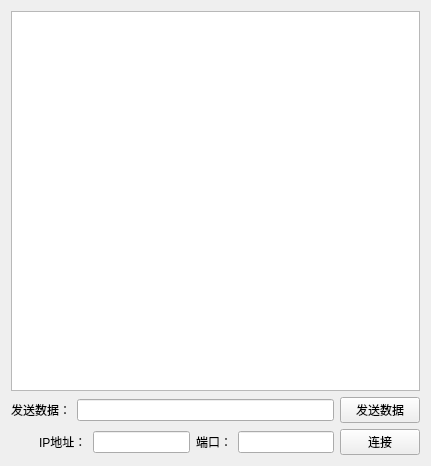
Qt form myTcpClient/mainwindow.ui (dushibaiyu/QtTcpThreadServer) before a commit.
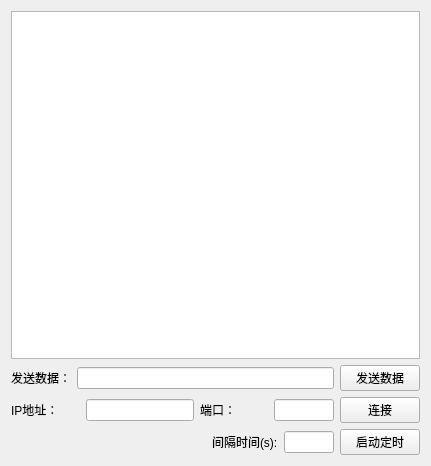
The same form after that commit.

```diff
--- a/myTcpClient/mainwindow.ui
+++ b/myTcpClient/mainwindow.ui
@@ -19,7 +19,7 @@
      <widget class="QTextEdit" name="textEdit"/>
     </item>
     <item>
-     <layout class="QHBoxLayout" name="horizontalLayout_2">
+     <layout class="QHBoxLayout" name="horizontalLayout">
       <item>
        <widget class="QLabel" name="label">
         <property name="text">
@@ -40,20 +40,7 @@
      </layout>
     </item>
     <item>
-     <layout class="QHBoxLayout" name="horizontalLayout">
-      <item>
-       <spacer name="horizontalSpacer">
-        <property name="orientation">
-         <enum>Qt::Horizontal</enum>
-        </property>
-        <property name="sizeHint" stdset="0">
-         <size>
-          <width>40</width>
-          <height>20</height>
-         </size>
-        </property>
-       </spacer>
-      </item>
+     <layout class="QHBoxLayout" name="horizontalLayout_2">
       <item>
        <widget class="QLabel" name="label_2">
         <property name="text">
@@ -84,11 +71,23 @@
       <item>
        <widget class="QLineEdit" name="txtPort">
         <property name="sizePolicy">
-         <sizepolicy hsizetype="Preferred" vsizetype="Fixed">
+         <sizepolicy hsizetype="Ignored" vsizetype="Fixed">
           <horstretch>0</horstretch>
           <verstretch>0</verstretch>
          </sizepolicy>
         </property>
+        <property name="minimumSize">
+         <size>
+          <width>60</width>
+          <height>0</height>
+         </size>
+        </property>
+        <property name="maximumSize">
+         <size>
+          <width>60</width>
+          <height>16777215</height>
+         </size>
+        </property>
        </widget>
       </item>
       <item>
@@ -100,6 +99,59 @@
       </item>
      </layout>
     </item>
+    <item>
+     <layout class="QHBoxLayout" name="horizontalLayout_3">
+      <item>
+       <spacer name="horizontalSpacer">
+        <property name="orientation">
+         <enum>Qt::Horizontal</enum>
+        </property>
+        <property name="sizeHint" stdset="0">
+         <size>
+          <width>188</width>
+          <height>18</height>
+         </size>
+        </property>
+       </spacer>
+      </item>
+      <item>
+       <widget class="QLabel" name="label_4">
+        <property name="text">
+         <string>间隔时间(s):</string>
+        </property>
+       </widget>
+      </item>
+      <item>
+       <widget class="QLineEdit" name="lineEdit">
+        <property name="sizePolicy">
+         <sizepolicy hsizetype="Ignored" vsizetype="Fixed">
+          <horstretch>50</horstretch>
+          <verstretch>20</verstretch>
+         </sizepolicy>
+        </property>
+        <property name="minimumSize">
+         <size>
+          <width>50</width>
+          <height>0</height>
+         </size>
+        </property>
+        <property name="maximumSize">
+         <size>
+          <width>50</width>
+          <height>16777215</height>
+         </size>
+        </property>
+       </widget>
+      </item>
+      <item>
+       <widget class="QPushButton" name="timeBut">
+        <property name="text">
+         <string>启动定时</string>
+        </property>
+       </widget>
+      </item>
+     </layout>
+    </item>
    </layout>
   </widget>
  </widget>
```
